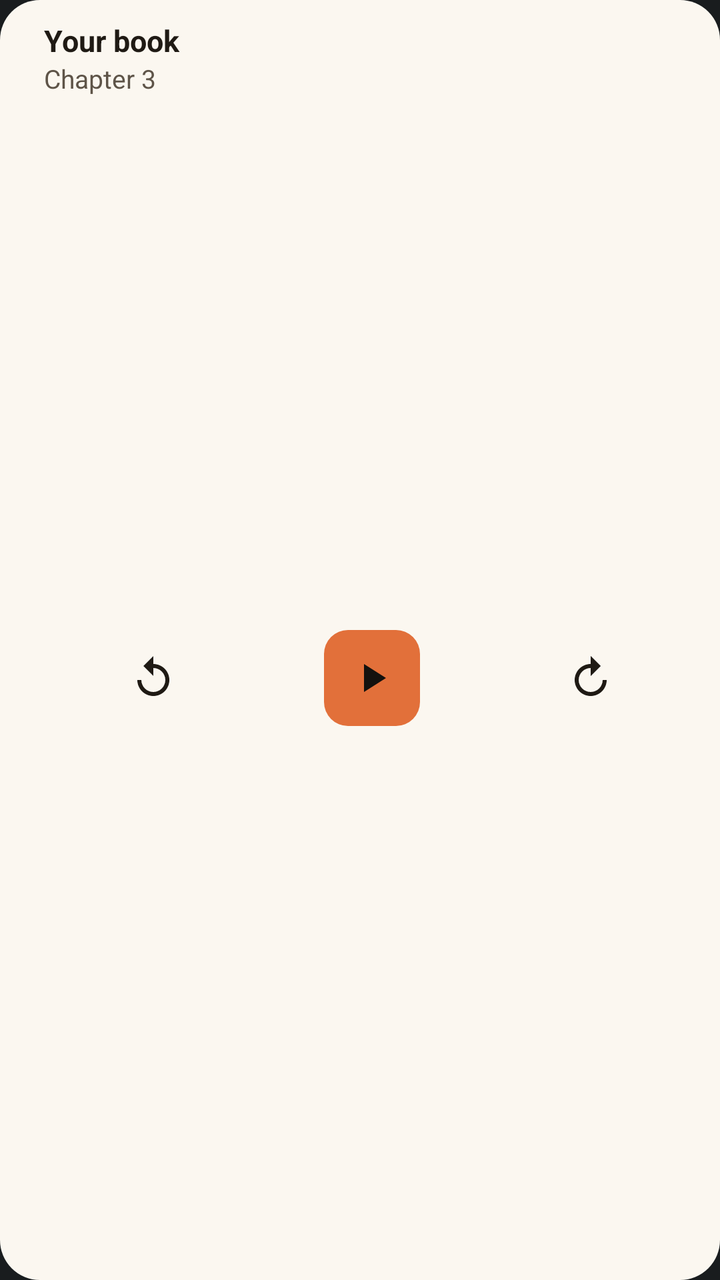
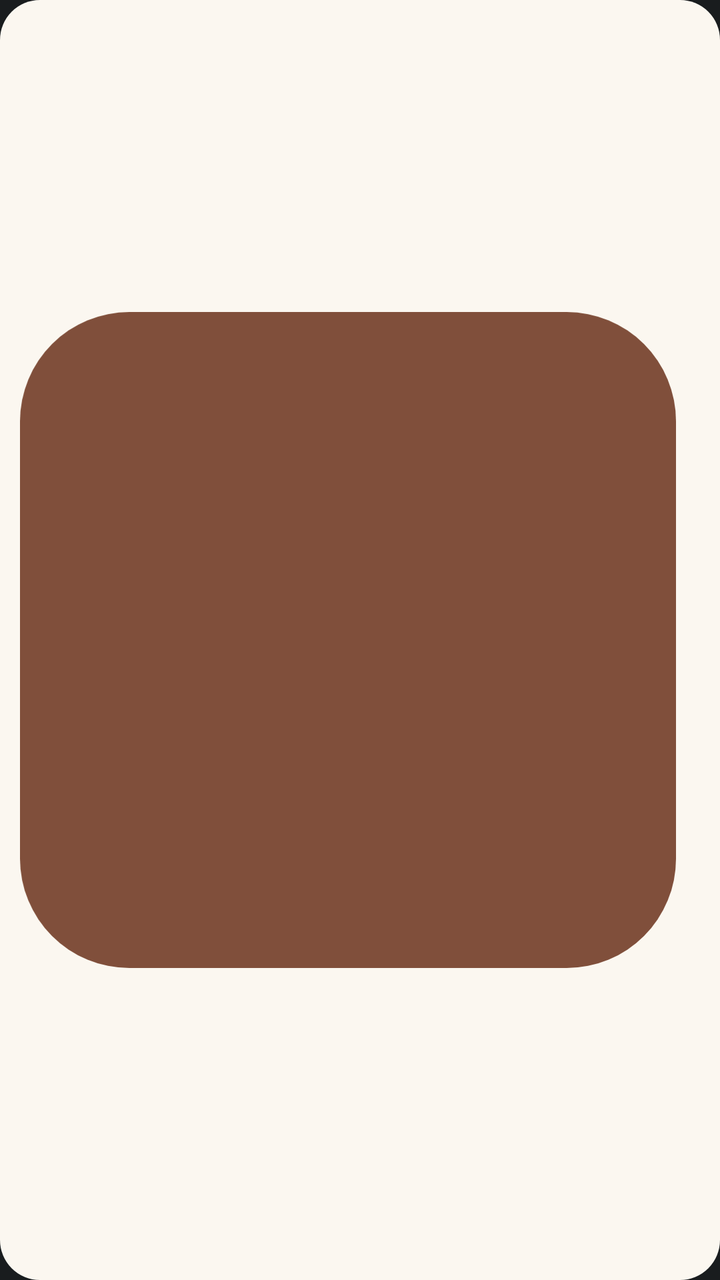

The first picture is an Android layout as it rendered before a commit; the second is the same layout after the commit. The layout source and the unified diff follow.
<!-- AndroidManifest.xml: application theme android:Theme.DeviceDefault.NoActionBar -->
<!-- res/layout/widget.xml -->
<?xml version="1.0" encoding="utf-8"?>
<FrameLayout xmlns:android="http://schemas.android.com/apk/res/android"
    android:id="@+id/widget_root"
    android:layout_width="match_parent"
    android:layout_height="match_parent"
    android:background="@drawable/widget_bg"
    android:padding="10dp">

    <TextView
        android:id="@+id/widget_line"
        android:layout_width="match_parent"
        android:layout_height="match_parent"
        android:gravity="center_vertical"
        android:padding="6dp"
        android:textColor="@color/widget_ink"
        android:textSize="15sp"
        android:visibility="gone" />

    <LinearLayout
        android:id="@+id/widget_book"
        android:layout_width="match_parent"
        android:layout_height="match_parent"
        android:gravity="center_vertical"
        android:orientation="horizontal">

        
        <ImageView
            android:id="@+id/widget_cover"
            android:layout_width="wrap_content"
            android:layout_height="match_parent"
            android:layout_marginEnd="12dp"
            android:adjustViewBounds="true"
            android:background="@drawable/widget_cover_placeholder"
            android:contentDescription="@null"
            android:scaleType="fitCenter" />

        <LinearLayout
            android:id="@+id/widget_text"
            android:layout_width="0dp"
            android:layout_height="match_parent"
            android:layout_weight="1"
            android:orientation="vertical">

            <TextView
                android:id="@+id/widget_title"
                android:layout_width="match_parent"
                android:layout_height="wrap_content"
                android:ellipsize="end"
                android:maxLines="1"
                android:singleLine="true"
                android:text="@string/widget_preview_title"
                android:textColor="@color/widget_ink"
                android:textSize="15sp"
                android:textStyle="bold" />

            <TextView
                android:id="@+id/widget_chapter"
                android:layout_width="match_parent"
                android:layout_height="wrap_content"
                android:ellipsize="end"
                android:maxLines="1"
                android:text="@string/widget_preview_chapter"
                android:textColor="@color/widget_muted"
                android:textSize="13sp" />

            
            <LinearLayout
                android:layout_width="match_parent"
                android:layout_height="0dp"
                android:layout_weight="1"
                android:gravity="center_vertical"
                android:orientation="horizontal">

                <FrameLayout
                    android:layout_width="0dp"
                    android:layout_height="wrap_content"
                    android:layout_weight="1">

                    <ImageButton
                        android:id="@+id/widget_back"
                        android:layout_width="48dp"
                        android:layout_height="48dp"
                        android:layout_gravity="center"
                        android:background="@drawable/widget_button_plain"
                        android:contentDescription="@string/widget_back_preview"
                        android:src="@drawable/ic_widget_back" />
                </FrameLayout>

                <FrameLayout
                    android:layout_width="0dp"
                    android:layout_height="wrap_content"
                    android:layout_weight="1">

                    <ImageButton
                        android:id="@+id/widget_play"
                        android:layout_width="48dp"
                        android:layout_height="48dp"
                        android:layout_gravity="center"
                        android:background="@drawable/widget_button_accent"
                        android:contentDescription="@string/widget_play"
                        android:src="@drawable/ic_widget_play" />
                </FrameLayout>

                <FrameLayout
                    android:layout_width="0dp"
                    android:layout_height="wrap_content"
                    android:layout_weight="1">

                    <ImageButton
                        android:id="@+id/widget_forward"
                        android:layout_width="48dp"
                        android:layout_height="48dp"
                        android:layout_gravity="center"
                        android:background="@drawable/widget_button_plain"
                        android:contentDescription="@string/widget_forward_preview"
                        android:src="@drawable/ic_widget_forward" />
                </FrameLayout>
            </LinearLayout>
        </LinearLayout>
    </LinearLayout>
</FrameLayout>
<!-- resources referenced by this layout -->
<resources>
  <color name="widget_ink">#1f1a14</color>
  <color name="widget_muted">#5e5448</color>
  <!-- drawable ic_widget_back (drawable) -->
  <vector xmlns:android="http://schemas.android.com/apk/res/android"
      android:width="24dp"
      android:height="24dp"
      android:viewportWidth="24"
      android:viewportHeight="24">
      <path
          android:fillColor="@color/widget_ink"
          android:pathData="M12,5V1L7,6l5,5V7c3.3,0 6,2.7 6,6s-2.7,6 -6,6 -6,-2.7 -6,-6H4c0,4.4 3.6,8 8,8s8,-3.6 8,-8 -3.6,-8 -8,-8z" />
  </vector>
  <!-- drawable ic_widget_forward (drawable) -->
  <vector xmlns:android="http://schemas.android.com/apk/res/android"
      android:width="24dp"
      android:height="24dp"
      android:viewportWidth="24"
      android:viewportHeight="24">
      <path
          android:fillColor="@color/widget_ink"
          android:pathData="M12,5V1l5,5 -5,5V7c-3.3,0 -6,2.7 -6,6s2.7,6 6,6 6,-2.7 6,-6h2c0,4.4 -3.6,8 -8,8s-8,-3.6 -8,-8 3.6,-8 8,-8z" />
  </vector>
  <!-- drawable ic_widget_play (drawable) -->
  <vector xmlns:android="http://schemas.android.com/apk/res/android"
      android:width="24dp"
      android:height="24dp"
      android:viewportWidth="24"
      android:viewportHeight="24">
      <path
          android:fillColor="@color/widget_on_accent"
          android:pathData="M8,5v14l11,-7z" />
  </vector>
  <!-- drawable widget_bg (drawable) -->
  <shape xmlns:android="http://schemas.android.com/apk/res/android" android:shape="rectangle">
      <solid android:color="@color/widget_surface" />
      <corners android:radius="20dp" />
  </shape>
  <!-- drawable widget_button_accent (drawable) -->
  <ripple xmlns:android="http://schemas.android.com/apk/res/android"
      android:color="@color/widget_ripple">
      <item>
          <shape android:shape="rectangle">
              <solid android:color="@color/widget_accent" />
              <corners android:radius="12dp" />
          </shape>
      </item>
  </ripple>
  <!-- drawable widget_button_plain (drawable) -->
  <ripple xmlns:android="http://schemas.android.com/apk/res/android"
      android:color="@color/widget_ripple">
      <item>
          <shape android:shape="rectangle">
              <solid android:color="@android:color/transparent" />
              <corners android:radius="12dp" />
          </shape>
      </item>
  </ripple>
  <!-- drawable widget_cover_placeholder (drawable) -->
  <shape xmlns:android="http://schemas.android.com/apk/res/android" android:shape="rectangle">
      <solid android:color="@color/widget_cover_empty" />
      <corners android:radius="12dp" />
  </shape>
  <string name="widget_back_preview">Back</string>
  <string name="widget_forward_preview">Forward</string>
  <string name="widget_play">Play</string>
  <string name="widget_preview_chapter">Chapter 3</string>
  <string name="widget_preview_title">Your book</string>
  <color name="widget_on_accent">#14110e</color>
  <color name="widget_surface">#fbf7f0</color>
  <color name="widget_ripple">#33000000</color>
  <color name="widget_accent">#e2703a</color>
  <color name="widget_cover_empty">#e2703a24</color>
</resources>

<!-- the commit's change to res/layout/widget.xml (unified diff, before → after) -->
@@ -30,9 +30,9 @@
             android:layout_height="match_parent"
             android:layout_marginEnd="12dp"
             android:adjustViewBounds="true"
-            android:background="@drawable/widget_cover_placeholder"
             android:contentDescription="@null"
-            android:scaleType="fitCenter" />
+            android:scaleType="fitCenter"
+            android:src="@drawable/widget_cover_empty" />
 
         <LinearLayout
             android:id="@+id/widget_text"
@@ -68,10 +68,11 @@
                 android:layout_width="match_parent"
                 android:layout_height="0dp"
                 android:layout_weight="1"
-                android:gravity="center_vertical"
+                android:gravity="center"
                 android:orientation="horizontal">
 
                 <FrameLayout
+                    android:id="@+id/widget_back_cell"
                     android:layout_width="0dp"
                     android:layout_height="wrap_content"
                     android:layout_weight="1">
@@ -86,22 +87,17 @@
                         android:src="@drawable/ic_widget_back" />
                 </FrameLayout>
 
-                <FrameLayout
-                    android:layout_width="0dp"
-                    android:layout_height="wrap_content"
-                    android:layout_weight="1">
-
-                    <ImageButton
-                        android:id="@+id/widget_play"
-                        android:layout_width="48dp"
-                        android:layout_height="48dp"
-                        android:layout_gravity="center"
-                        android:background="@drawable/widget_button_accent"
-                        android:contentDescription="@string/widget_play"
-                        android:src="@drawable/ic_widget_play" />
-                </FrameLayout>
+                
+                <ImageButton
+                    android:id="@+id/widget_play"
+                    android:layout_width="48dp"
+                    android:layout_height="48dp"
+                    android:background="@drawable/widget_button_accent"
+                    android:contentDescription="@string/widget_play"
+                    android:src="@drawable/ic_widget_play" />
 
                 <FrameLayout
+                    android:id="@+id/widget_forward_cell"
                     android:layout_width="0dp"
                     android:layout_height="wrap_content"
                     android:layout_weight="1">
<!-- resource entries referenced after the edit -->
@@ -57,11 +57,17 @@
           </shape>
       </item>
   </ripple>
-  <!-- drawable widget_cover_placeholder (drawable) -->
-  <shape xmlns:android="http://schemas.android.com/apk/res/android" android:shape="rectangle">
-      <solid android:color="@color/widget_cover_empty" />
-      <corners android:radius="12dp" />
-  </shape>
+  <!-- drawable widget_cover_empty (drawable) -->
+  <?xml version="1.0" encoding="utf-8"?>
+  <vector xmlns:android="http://schemas.android.com/apk/res/android"
+      android:width="72dp"
+      android:height="72dp"
+      android:viewportWidth="72"
+      android:viewportHeight="72">
+      <path
+          android:fillColor="@color/widget_cover_empty"
+          android:pathData="M12,0 L60,0 A12,12 0 0 1 72,12 L72,60 A12,12 0 0 1 60,72 L12,72 A12,12 0 0 1 0,60 L0,12 A12,12 0 0 1 12,0 Z" />
+  </vector>
   <string name="widget_back_preview">Back</string>
   <string name="widget_forward_preview">Forward</string>
   <string name="widget_play">Play</string>
